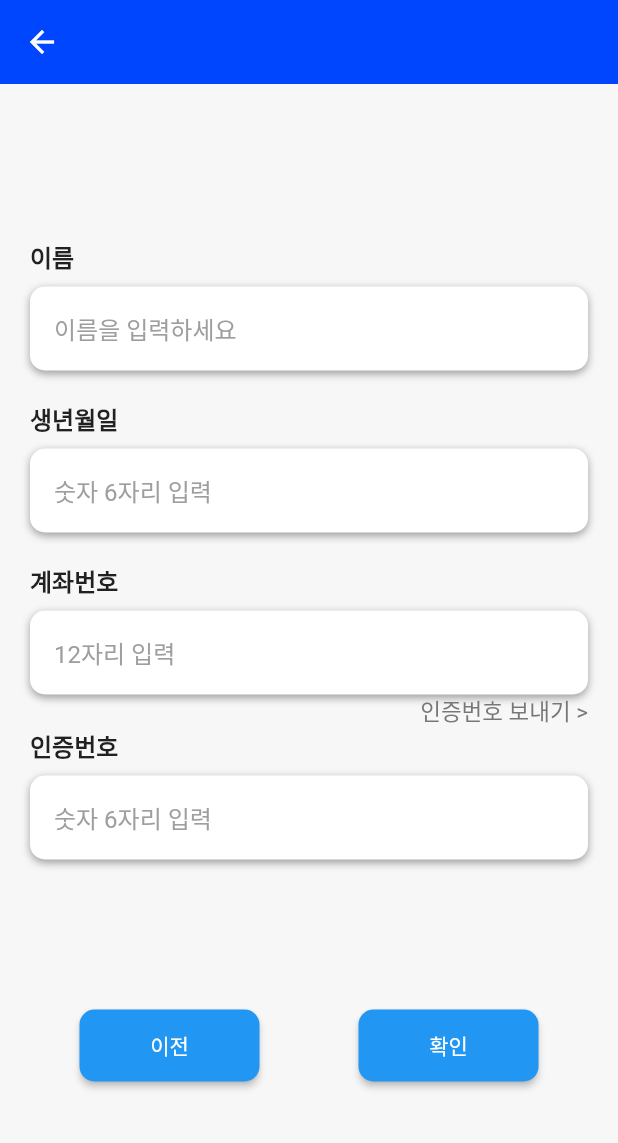
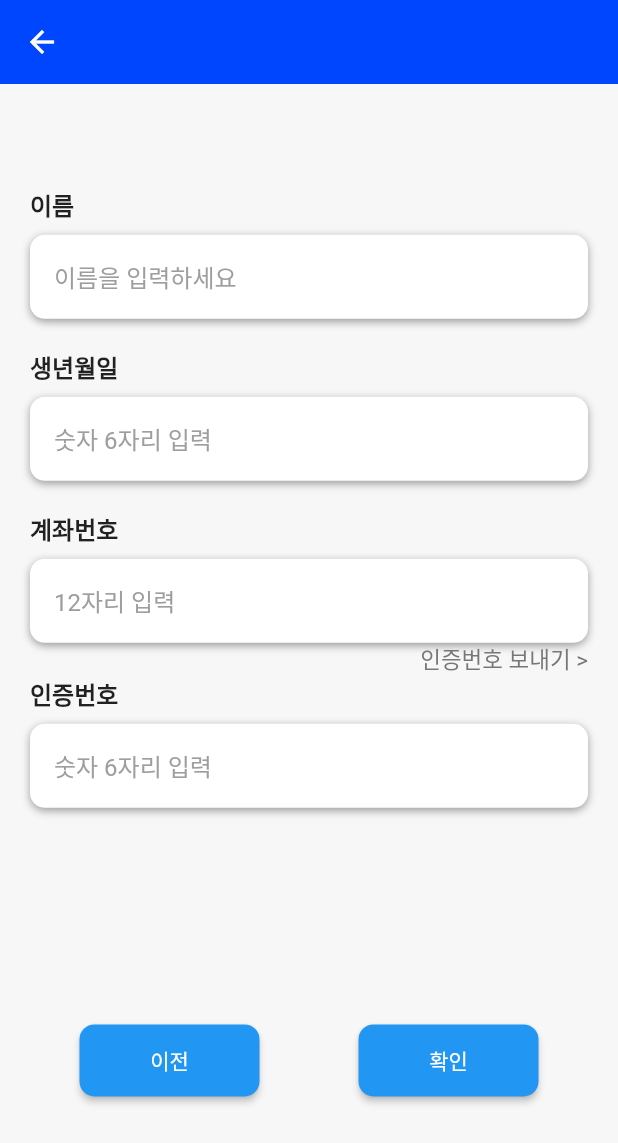
Before and after one commit to Love-SOL/Love_SOL, a Flutter app: the SignUpPage screen opened directly, on a phone screen of 412 x 824 dp. Shown: the top 1143 px of the screen. Run offline on Flutter 3.47's test engine with Material 2 defaults, Android fonts, the phone set to English and light mode, and no system bars; our stand-ins replace image_picker; missing offline and left inert: cr_calendar.

Commit message:
refactor: signUppage Expanded로 재설정

```diff
--- a/frontend/lib/signUpPage.dart
+++ b/frontend/lib/signUpPage.dart
@@ -19,6 +19,15 @@ class SignUpPage extends StatelessWidget {
         color: Color(0xFFF7F7F7),
         padding: EdgeInsets.all(20),
         child: Column(
+          children: [
+            Expanded(
+              flex: 1,
+              child: SizedBox(),
+            ),
+            Expanded(
+              flex: 10,
+              child: SingleChildScrollView(
+                child: Column(
                   mainAxisAlignment: MainAxisAlignment.center,
                   crossAxisAlignment: CrossAxisAlignment.center,
                   children: [
@@ -26,8 +35,7 @@ class SignUpPage extends StatelessWidget {
                     SizedBox(height: 20),
                     buildInputBox('생년월일', '숫자 6자리 입력', controller: birthdateController),
                     SizedBox(height: 20),
-            buildInputBox('계좌번호', '12자리 입력',
-                controller: accountNumberController),
+                    buildInputBox('계좌번호', '12자리 입력', controller: accountNumberController),
                     GestureDetector(
                       onTap: () {
                         showDialog(
@@ -59,10 +67,14 @@ class SignUpPage extends StatelessWidget {
                         ),
                       ),
                     ),
-            buildInputBox('인증번호', '숫자 6자리 입력',
-                controller: verificationCodeController),
-            SizedBox(height: 20),
-            SizedBox(height: 80),
+                    buildInputBox('인증번호', '숫자 6자리 입력', controller: verificationCodeController),
+                  ],
+                ),
+              ),
+            ),
+          Expanded(
+            flex: 4,
+            child:
             Row(
               mainAxisAlignment: MainAxisAlignment.spaceAround,
               children: [
@@ -100,6 +112,7 @@ class SignUpPage extends StatelessWidget {
                 ),
               ],
             ),
+          )
           ],
         ),
       ),
```
Lines whose indentation alone changed are shown as unchanged.
